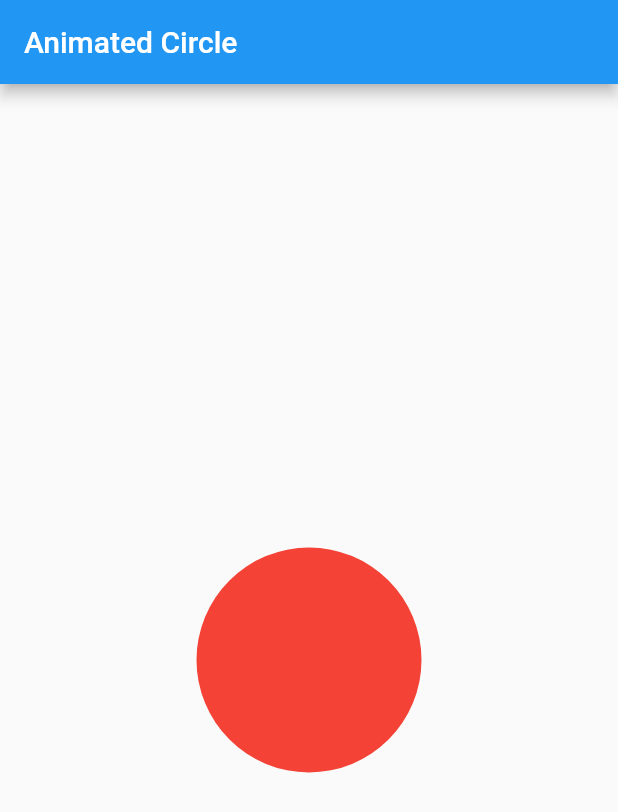
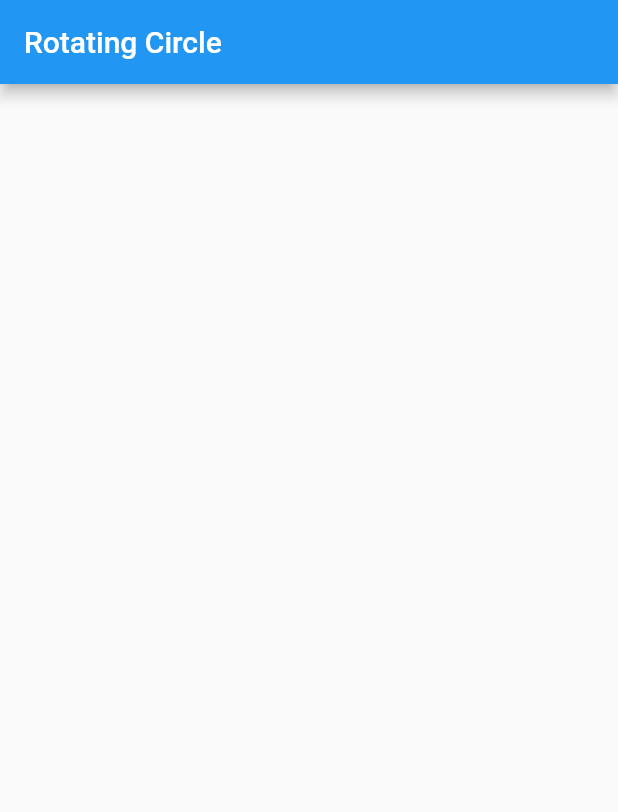
Before and after one commit to EhsanTgv/AnimationFlutterTest, a Flutter app: the screen it shows after launch, on a phone screen of 412 x 824 dp. Shown: the top 812 px of the screen. Run offline on Flutter 3.47's test engine with Material 2 defaults, Android fonts, the light colour scheme and no system bars.

Commit message:
Implement RotatingCirclePage screen

```diff
--- a/lib/main.dart
+++ b/lib/main.dart
@@ -1,6 +1,6 @@
 import 'package:flutter/material.dart';
 
-import 'animated_circle_page.dart';
+import 'rotating_circle_page.dart';
 
 void main() => runApp(MyApp());
 
@@ -12,7 +12,7 @@ class MyApp extends StatelessWidget {
       theme: ThemeData(
         primarySwatch: Colors.blue,
       ),
-      home: AnimatedCirclePage(),
+      home: RotatingCirclePage(),
       debugShowCheckedModeBanner: false,
     );
   }
--- /dev/null
+++ b/lib/rotating_circle_page.dart
@@ -0,0 +1,17 @@
+import 'package:flutter/material.dart';
+
+class RotatingCirclePage extends StatefulWidget {
+  @override
+  _RotatingCirclePageState createState() => _RotatingCirclePageState();
+}
+
+class _RotatingCirclePageState extends State<RotatingCirclePage> {
+  @override
+  Widget build(BuildContext context) {
+    return Scaffold(
+      appBar: AppBar(
+        title: Text("Rotating Circle"),
+      ),
+    );
+  }
+}
```
